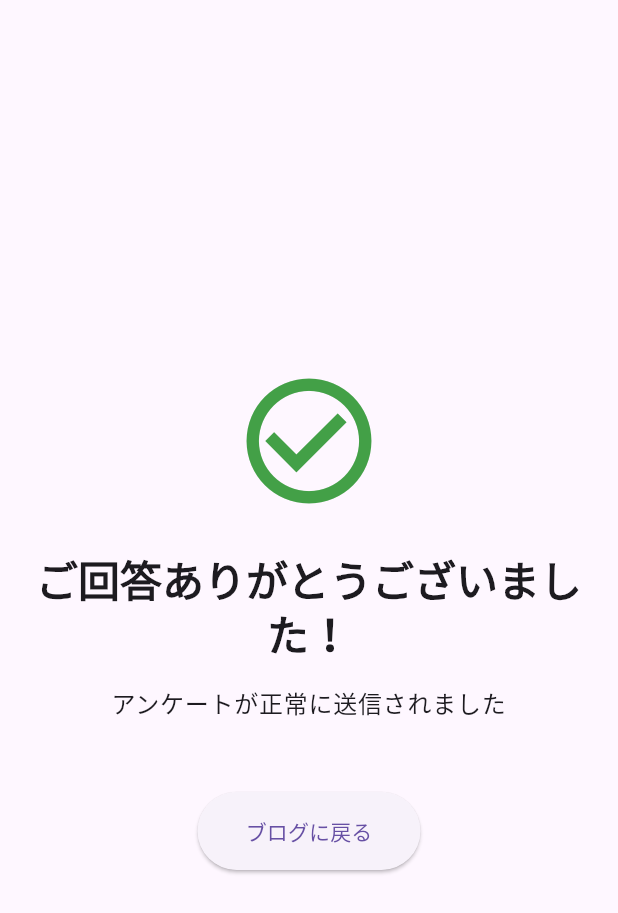
After one commit to jiyuujin/form-app, a Flutter app: the ThankYouScreen screen opened by its route, after a tap on "ブログに戻る", on a phone screen of 412 x 824 dp. The commit adds this screen. Shown: the top 913 px of the screen. Run offline on Flutter 3.47's test engine with Material 3 defaults, Android fonts, the phone set to English and light mode, and no system bars; our stand-ins replace cloud_firestore, csv, data_table_2, firebase_auth, firebase_core, firebase_messaging and 5 more; missing offline and left inert: dart:html; accounts and stored records are empty.

Commit message:
fix: thank-you layout, etc

```diff
--- /dev/null
+++ b/apps/form_app/lib/screens/thank_you_screen.dart
@@ -0,0 +1,59 @@
+import 'package:flutter/material.dart';
+import 'package:url_launcher/url_launcher.dart';
+
+class ThankYouScreen extends StatelessWidget {
+  const ThankYouScreen({super.key});
+
+  Future<void> _launchBlog() async {
+    final uri = Uri.parse('https://blog.nekohack.me/');
+    if (await canLaunchUrl(uri)) {
+      await launchUrl(uri, mode: LaunchMode.externalApplication);
+    }
+  }
+
+  @override
+  Widget build(BuildContext context) {
+    return Scaffold(
+      body: Center(
+        child: Padding(
+          padding: const EdgeInsets.all(24.0),
+          child: Column(
+            mainAxisAlignment: MainAxisAlignment.center,
+            children: [
+              Icon(
+                Icons.check_circle_outline,
+                size: 100,
+                color: Colors.green.shade600,
+              ),
+              const SizedBox(height: 24),
+              Text(
+                'ご回答ありがとうございました！',
+                style: Theme.of(context).textTheme.headlineMedium?.copyWith(
+                  fontWeight: FontWeight.bold,
+                ),
+                textAlign: TextAlign.center,
+              ),
+              const SizedBox(height: 16),
+              Text(
+                'アンケートが正常に送信されました',
+                style: Theme.of(context).textTheme.bodyLarge,
+                textAlign: TextAlign.center,
+              ),
+              const SizedBox(height: 48),
+              ElevatedButton(
+                onPressed: _launchBlog,
+                style: ElevatedButton.styleFrom(
+                  padding: const EdgeInsets.symmetric(
+                    horizontal: 32,
+                    vertical: 16,
+                  ),
+                ),
+                child: const Text('ブログに戻る'),
+              ),
+            ],
+          ),
+        ),
+      ),
+    );
+  }
+}
```
Also changed, not shown: apps/form_app/lib/main.dart (+8 -2 lines), apps/form_app/lib/screens/dashboard_screen.dart (+28 -7 lines), apps/form_app/lib/screens/survey_screen.dart (+2 -5 lines).
